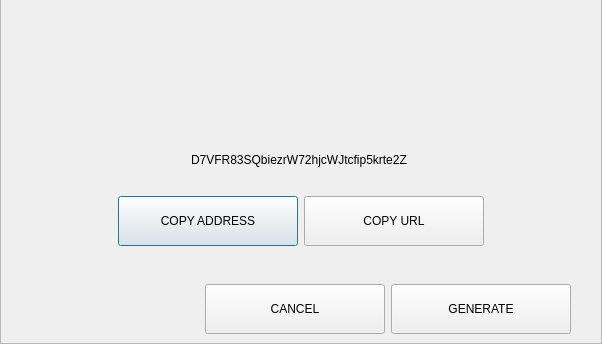
First picture: the form in src/qt/pivx/forms/requestdialog.ui, repository Fuzzbawls/PIVX, before the edit; both pictures show x 0 to 602 and y 263 to 607 of the 602 by 607 pixel window.
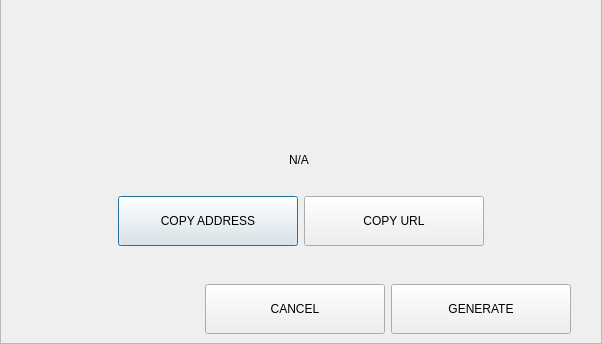
Second picture: the form after the edit. The open tabs and pages were chosen to show the change.

Diff of the .ui file:
```diff
--- a/src/qt/pivx/forms/requestdialog.ui
+++ b/src/qt/pivx/forms/requestdialog.ui
@@ -542,7 +542,7 @@
           <item alignment="Qt::AlignHCenter">
            <widget class="QLabel" name="labelAddress">
             <property name="text">
-             <string>D7VFR83SQbiezrW72hjcWJtcfip5krte2Z </string>
+             <string notr="true">N/A </string>
             </property>
            </widget>
           </item>
```
